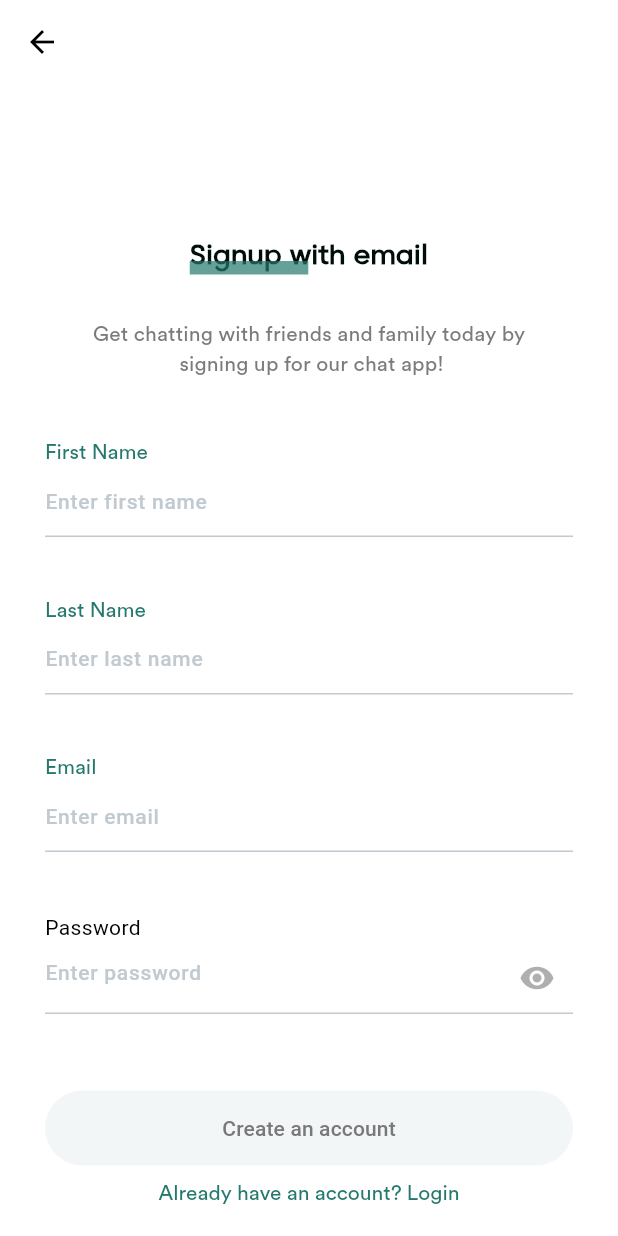
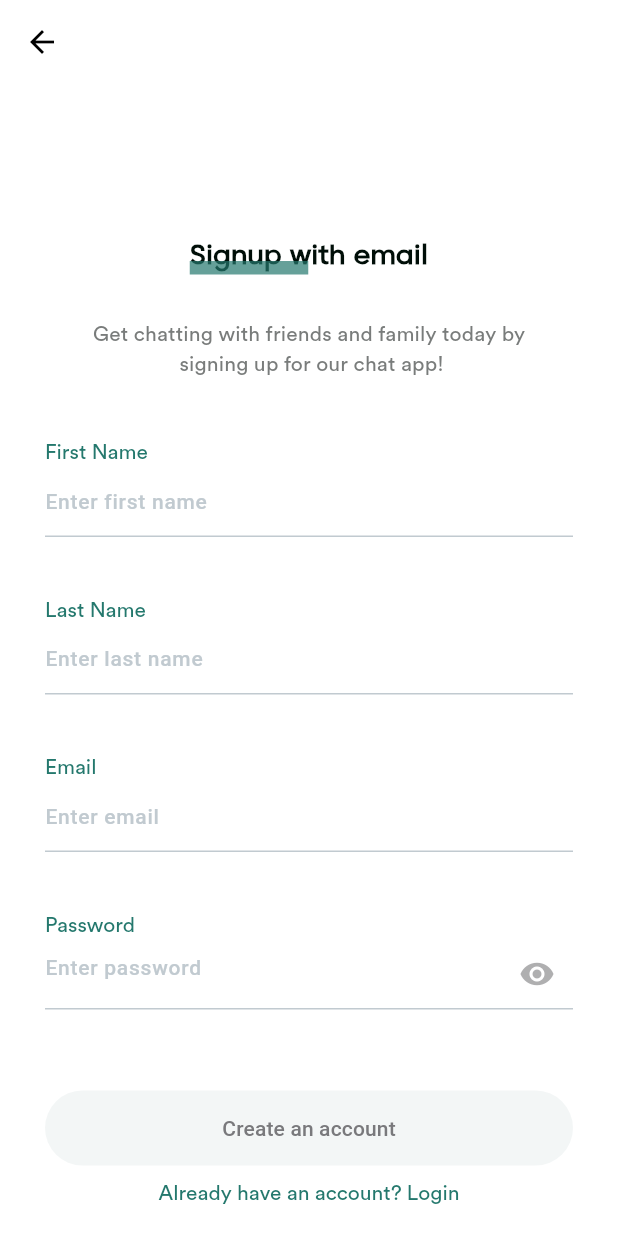
Before and after one commit to Mahbub-Hasan-Talukder/authentication_app, a Flutter app: the screen it shows after launch, after a tap on "Don't have any account? Sign up", on a phone screen of 412 x 824 dp. Run offline on Flutter 3.47's test engine with Material 3 defaults, Android fonts, the phone set to English and light mode, and no system bars; our stand-ins replace flutter_riverpod, font_awesome_flutter, go_router, riverpod_annotation, shared_preferences; generated files the repository leaves out were written again.

Commit message:
Refactor: Checkbox redesign

```diff
--- /dev/null
+++ b/lib/feature/login/data/models/model.dart
@@ -0,0 +1,5 @@
+import 'package:authentication_app/feature/login/domain/entities/login_entity.dart';
+
+class Model extends LoginEntity {
+  Model({required super.message});
+}
--- a/lib/feature/login/data/repositories/login_repository_imp.dart
+++ b/lib/feature/login/data/repositories/login_repository_imp.dart
@@ -1,6 +1,7 @@
 import 'dart:async';
 
 import 'package:authentication_app/feature/login/data/datasources/remote_data_source.dart';
+import 'package:authentication_app/feature/login/data/models/login_model.dart';
 import 'package:authentication_app/feature/login/domain/entities/login_entity.dart';
 import 'package:authentication_app/feature/login/domain/repository/login_repository.dart';
 
@@ -10,7 +11,7 @@ class LoginRepositoryImp implements LoginRepository {
   LoginRepositoryImp({required this.loginRemoteDataSource});
 
   @override
-  FutureOr<LoginEntity?> getUserLogin({
+  FutureOr<LoginModel?> getUserLogin({
     required String email,
     required String password,
   }) {
--- a/lib/feature/login/domain/entities/sub_entities.dart
+++ /dev/null
@@ -1,9 +0,0 @@
-class User {
-  String firstName, lastName, email;
-
-  User({
-    required this.firstName,
-    required this.lastName,
-    required this.email,
-  });
-}
--- /dev/null
+++ b/lib/feature/login/domain/entities/user_entity.dart
@@ -0,0 +1,10 @@
+class User {
+  String firstName, lastName, email, role, id;
+
+  User(
+      {required this.firstName,
+      required this.lastName,
+      required this.email,
+      required this.id,
+      required this.role});
+}
--- a/lib/feature/login/presentation/pages/login_page.dart
+++ b/lib/feature/login/presentation/pages/login_page.dart
@@ -19,6 +19,7 @@ class Login extends ConsumerStatefulWidget {
 class _LoginState extends ConsumerState<Login> {
   TextEditingController emailController = TextEditingController();
   TextEditingController passwordController = TextEditingController();
+  bool? enableCheckbox = false;
 
   ({bool email, bool password}) enableButtonNotifier = (
     email: false,
@@ -181,9 +182,48 @@ class _LoginState extends ConsumerState<Login> {
                   ),
                 ],
               ),
+              const SizedBox(height: 15),
               Row(
+                mainAxisAlignment: MainAxisAlignment.spaceBetween,
                 children: [
-                  Checkbox(value: false, onChanged: (newValue) {}, shape: null),
+                  SizedBox(
+                    height: 10,
+                    width: 10,
+                    child: Checkbox(
+                      value: enableCheckbox,
+                      onChanged: (newValue) {
+                        setState(() {
+                          enableCheckbox = newValue;
+                        });
+                      },
+                      shape: RoundedRectangleBorder(
+                        borderRadius: BorderRadius.circular(6),
+                      ),
+                      fillColor: (enableCheckbox!)
+                          ? WidgetStatePropertyAll(
+                              Theme.of(context).colorScheme.primary,
+                            )
+                          : WidgetStatePropertyAll(
+                              Theme.of(context)
+                                  .colorScheme
+                                  .secondary
+                                  .withOpacity(0.5),
+                            ),
+                      side: (enableCheckbox!)
+                          ? BorderSide(
+                              color: Theme.of(context)
+                                  .colorScheme
+                                  .primary
+                                  .withOpacity(0.1),
+                              width: 2,
+                            )
+                          : BorderSide(
+                              color: Theme.of(context).colorScheme.primary,
+                              width: 2,
+                            ),
+                    ),
+                  ),
+                  const SizedBox(width: 10),
                   Text(
                     'Remember me',
                     style: Theme.of(context).textTheme.displaySmall,
@@ -215,8 +255,9 @@ class _LoginState extends ConsumerState<Login> {
                     (enableButtonNotifier.email & enableButtonNotifier.password)
                         ? () {
                             ref.read(signInProvider.notifier).signin(
-                                email: emailController.text.toString(),
-                                password: passwordController.text.toString());
+                                  email: emailController.text.toString(),
+                                  password: passwordController.text.toString(),
+                                );
                           }
                         : null,
                 child: (state.isLoading)
--- a/lib/feature/signup/presentation/views/signup_page.dart
+++ b/lib/feature/signup/presentation/views/signup_page.dart
@@ -160,7 +160,10 @@ class _SignupState extends ConsumerState<Signup> {
               Column(
                 crossAxisAlignment: CrossAxisAlignment.start,
                 children: [
-                  const Text('Password'),
+                  Text(
+                    'Password',
+                    style: Theme.of(context).textTheme.displaySmall,
+                  ),
                   PasswordFieldProvider(
                     controller: password,
                     hintText: 'Enter password',
--- a/pubspec.yaml
+++ b/pubspec.yaml
@@ -39,6 +39,7 @@ dependencies:
   flutter_riverpod: ^2.5.1
   riverpod_annotation: ^2.3.5
   shared_preferences: ^2.2.3
+  get_it: ^7.7.0
 
 
 
```
Also changed, not shown: lib/feature/login/data/models/error_model.dart (added, +12 -0 lines), lib/feature/login/data/models/login_model.dart (+8 -4 lines), lib/feature/login/domain/entities/login_entity.dart (+6 -5 lines), lib/injection.dart (added, +15 -0 lines), pubspec.lock, 3 other files.
